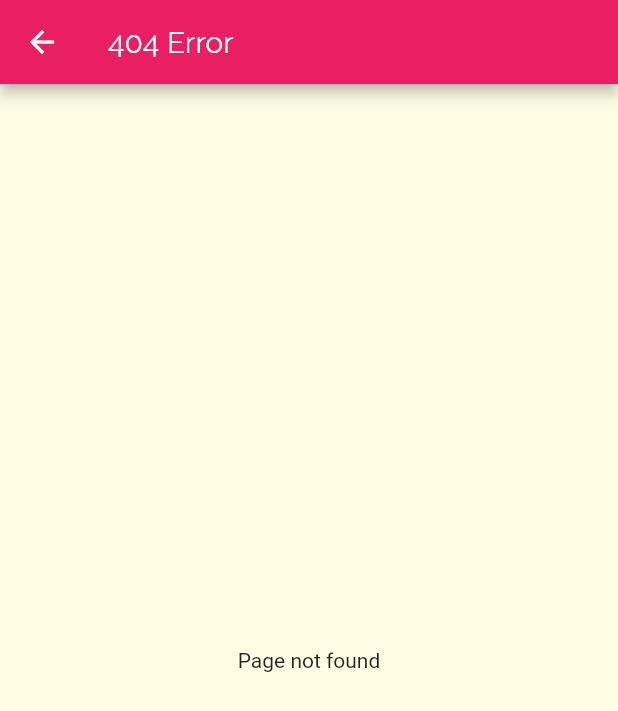
After one commit to matheus-paulino/lets-cook, a Flutter app: the RouteNotFound screen opened directly, on a phone screen of 412 x 824 dp. The commit adds this screen. Shown: the top 711 px of the screen. Run offline on Flutter 3.47's test engine with Material 2 defaults, Android fonts, the phone set to English and light mode, and no system bars.

Commit message:
route page not found

```diff
--- /dev/null
+++ b/lib/screens/errors/route_not_found_screen.dart
@@ -0,0 +1,17 @@
+import 'package:flutter/material.dart';
+
+class RouteNotFound extends StatelessWidget {
+  const RouteNotFound({Key key}) : super(key: key);
+
+  @override
+  Widget build(BuildContext context) {
+    return Scaffold(
+      appBar: AppBar(
+        title: Text('404 Error'),
+      ),
+      body: Center(
+        child: Text('Page not found'),
+      ),
+    );
+  }
+}
```
Also changed, not shown: lib/main.dart (+8 -0 lines).
